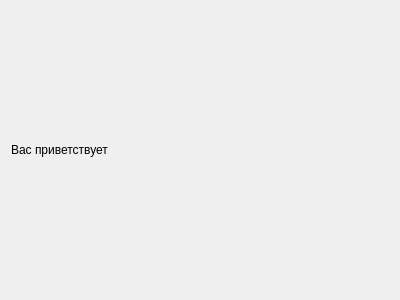
This is game-specific/Metroid Prime 3/Patcher/wizard/ui/IntroPage.ui in mbystryantsev/consolgames-tools as Qt 5 draws it before an edit. The edited form follows.
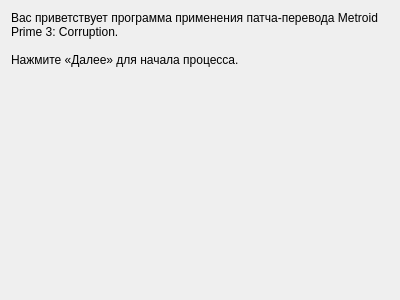
This is the edited form.

```diff
--- a/game-specific/Metroid Prime 3/Patcher/wizard/ui/IntroPage.ui
+++ b/game-specific/Metroid Prime 3/Patcher/wizard/ui/IntroPage.ui
@@ -14,19 +14,34 @@
    <string>Form</string>
   </property>
   <property name="title" stdset="0">
-   <string>Ololo</string>
+   <string>Патч-перевод Metroid Prime 3: Corruption</string>
   </property>
   <layout class="QVBoxLayout" name="verticalLayout">
    <item>
     <widget class="QLabel" name="label">
      <property name="text">
-      <string>Вас приветствует</string>
+      <string>Вас приветствует программа применения патча-перевода Metroid Prime 3: Corruption.
+
+Нажмите «Далее» для начала процесса.</string>
      </property>
      <property name="wordWrap">
       <bool>true</bool>
      </property>
     </widget>
    </item>
+   <item>
+    <spacer name="verticalSpacer">
+     <property name="orientation">
+      <enum>Qt::Vertical</enum>
+     </property>
+     <property name="sizeHint" stdset="0">
+      <size>
+       <width>20</width>
+       <height>40</height>
+      </size>
+     </property>
+    </spacer>
+   </item>
   </layout>
  </widget>
  <resources/>
```
